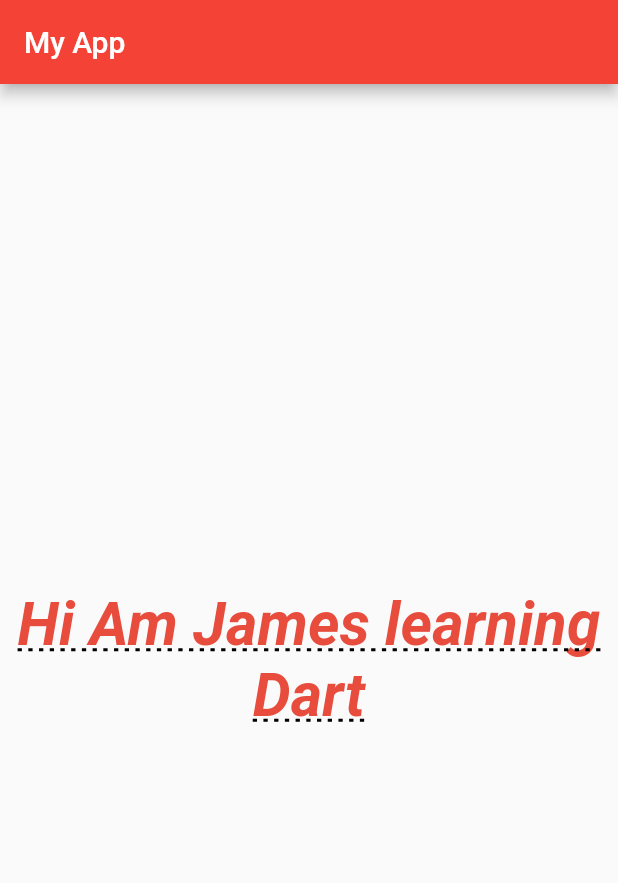
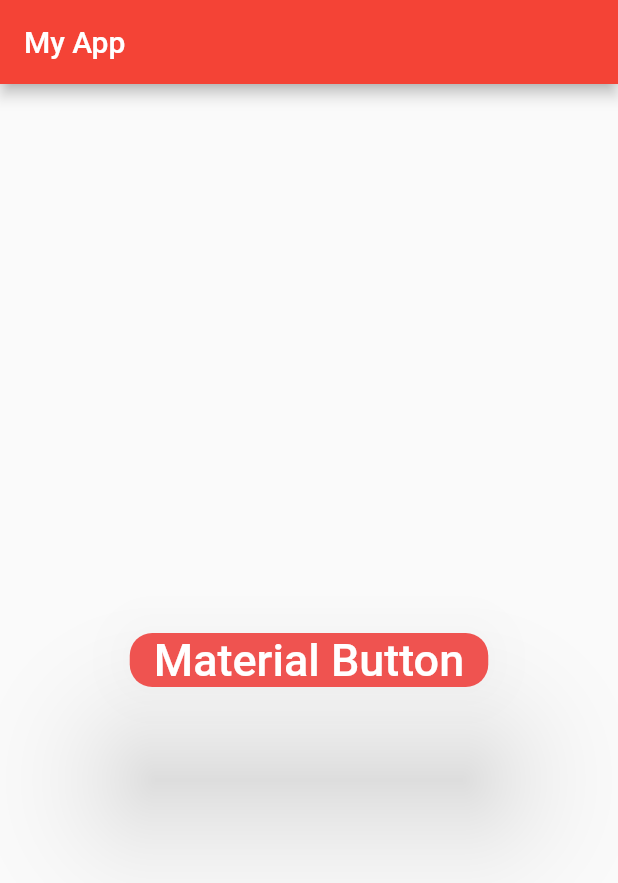
Before and after one commit to jaymes15/introduction-to-mobile-app-development, a Flutter app: the screen it shows after launch, on a phone screen of 412 x 824 dp. Shown: the top 883 px of the screen. Run offline on Flutter 3.47's test engine with Material 2 defaults, Android fonts, the phone set to English and light mode, and no system bars; Roboto replaces fonts that are missing (Lucida Sans Unicode).

Commit message:
Material Button

```diff
--- a/lib/main.dart
+++ b/lib/main.dart
@@ -22,27 +22,22 @@ class MyApp extends StatelessWidget {
           ),
         ),
         body: Center(
-          child : Text(
-            "Hi Am James learning Dart",
-            textAlign: TextAlign.center,
-            textDirection: TextDirection.rtl,
-            softWrap: true,
-            overflow: TextOverflow.visible,
-            style: TextStyle(
-              fontSize: 40.0,
-              fontWeight: FontWeight.bold,
-              fontStyle: FontStyle.italic,
-              //color: Colors.blue,
-              color:Color(0xffe74c3c),
-              //color: Color.fromRGBO(255, 0, 0, 1.0),
-              fontFamily: "Lucida Sans Unicode",
-              decoration: TextDecoration.underline,
-              decorationColor: Colors.black,
-              decorationStyle: TextDecorationStyle.dotted,
-              //background: Paint()..color= Colors.black..style = PaintingStyle.stroke,
-             // backgroundColor: Colors.black
+          child : MaterialButton(
+            onPressed: () {},
+            elevation: 40.0,
+            color: Colors.red[400],
+            shape: RoundedRectangleBorder(
+              borderRadius: BorderRadius.circular(15.0),
+            ),
+            child: Text(
+              "Material Button",
+              style: TextStyle(
+                fontSize: 30.0,
+                color: Colors.white,
+              ),
             ),
           ),
+
       ),
       ),
     );
```
